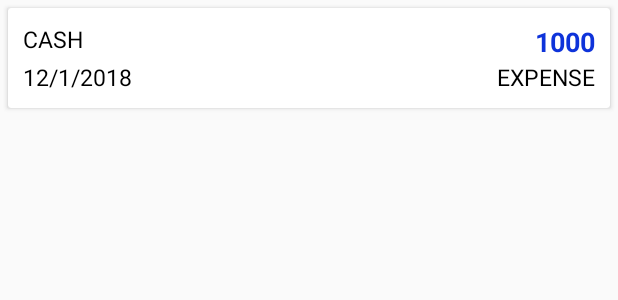
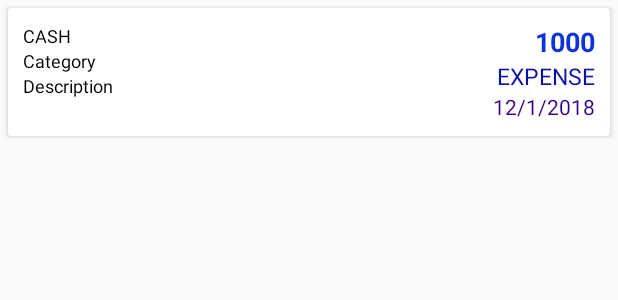
Before and after one commit to kbatchu2016/MyMoney, an Android app: the layout content_transaction.xml on its own in the app's theme, with its tools: preview values and no code run, on a phone screen of 412 x 824 dp. Shown: the top 300 px of the screen. Run offline under Robolectric (Android 15) with nearby library versions, the phone set to English and light mode, and no system bars.

Commit message:
Adding the new files

```diff
--- a/app/src/main/res/layout/activity_settings.xml
+++ b/app/src/main/res/layout/activity_settings.xml
@@ -49,7 +49,6 @@
         android:layout_marginEnd="43dp"
         app:srcCompat="@android:drawable/ic_input_add" />
 
-
     <TextView
         android:id="@+id/tvAddCategory"
         android:layout_width="wrap_content"
@@ -78,4 +77,6 @@
         android:layout_alignTop="@+id/etAddCategory"
         app:srcCompat="@android:drawable/ic_input_add" />
 
+
+
 </RelativeLayout>
--- a/app/src/main/res/layout/content_transaction.xml
+++ b/app/src/main/res/layout/content_transaction.xml
@@ -20,29 +20,28 @@
         -->
 
 
-
         <TextView
             android:id="@+id/transId"
             android:layout_width="wrap_content"
             android:layout_height="wrap_content"
+            android:layout_centerHorizontal="true"
             android:text="cash"
             android:textAllCaps="true"
             android:textColor="#350808"
             android:textSize="19sp"
-            android:layout_centerHorizontal="true"
             android:textStyle="bold"
-           android:visibility="invisible" />
+            android:visibility="invisible" />
 
 
         <TextView
             android:id="@+id/amountsourcetype"
             android:layout_width="wrap_content"
             android:layout_height="wrap_content"
+            android:layout_alignParentTop="true"
             android:text="cash"
             android:textAllCaps="true"
             android:textColor="#000"
-            android:textSize="15sp"
-            android:layout_alignParentTop="true"
+            android:textSize="12sp"
 
             />
 
@@ -50,11 +49,11 @@
             android:id="@+id/transactiontype"
             android:layout_width="wrap_content"
             android:layout_height="wrap_content"
-            android:layout_alignBottom="@+id/date"
+            android:layout_below="@id/amount"
             android:layout_alignParentEnd="true"
             android:text="expense"
             android:textAllCaps="true"
-            android:textColor="#000"
+            android:textColor="#0d10a7"
             android:textSize="15sp" />
 
         <TextView
@@ -69,16 +68,38 @@
             android:textStyle="bold" />
 
         <TextView
+            android:id="@+id/tvCategory"
+            android:layout_width="wrap_content"
+            android:layout_height="wrap_content"
+            android:layout_below="@id/amountsourcetype"
+            android:layout_alignParentStart="true"
+            android:text="Category"
+            android:textColor="#000"
+            android:textSize="12sp" />
+
+        <TextView
+            android:id="@+id/tvDesc"
+            android:layout_width="wrap_content"
+            android:layout_height="wrap_content"
+            android:layout_below="@id/tvCategory"
+            android:layout_alignParentStart="true"
+            android:text="Description"
+            android:textColor="#000"
+            android:textSize="12sp" />
+
+        <TextView
             android:id="@+id/date"
             android:layout_width="wrap_content"
             android:layout_height="wrap_content"
-            android:layout_alignParentStart="true"
-            android:layout_marginTop="25dp"
+            android:layout_below="@id/transactiontype"
+            android:layout_alignParentEnd="true"
+            android:inputType="date"
             android:text="12/1/2018"
-            android:inputType="date"
-            android:textColor="#000"
-            android:textSize="15sp"
+            android:textColor="#360489"
             tools:ignore="TextViewEdits" />
 
+
+
     </RelativeLayout>
+
 </android.support.v7.widget.CardView>
```
